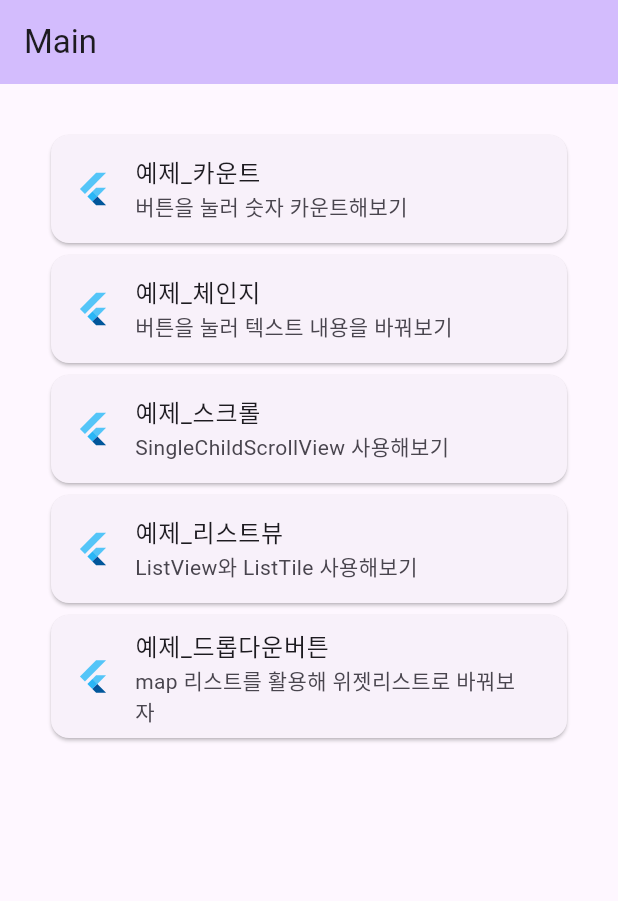
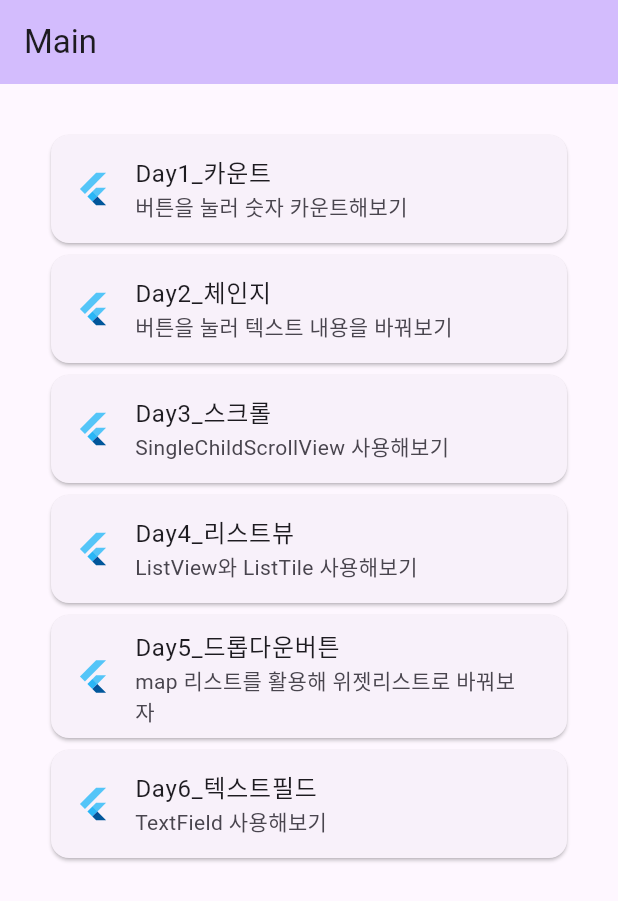
Before and after one commit to junselee42/flutter_study, a Flutter app: the screen it shows after launch, on a phone screen of 412 x 824 dp. Shown: the top 901 px of the screen. Run offline on Flutter 3.47's test engine with Material 2 defaults, Android fonts, the phone set to English and light mode, and no system bars.

Commit message:
update: updated ex05

```diff
--- a/lib/main.dart
+++ b/lib/main.dart
@@ -46,64 +46,78 @@ class _MyHomePageState extends State<MyHomePage> {
     const double height = 20;
     return Scaffold(
       appBar: AppBar(
-        backgroundColor: Theme.of(context).colorScheme.inversePrimary,
+        backgroundColor: Theme
+            .of(context)
+            .colorScheme
+            .inversePrimary,
         title: Text(widget.title),
       ),
       body: ListView(
-        padding: EdgeInsets.all(30),
+        padding: const EdgeInsets.all(30),
         children: [
           Card(
             child: ListTile(
-              leading: FlutterLogo(),
-              title: Text('예제_카운트'),
-              subtitle: Text('버튼을 눌러 숫자 카운트해보기'),
+              leading: const FlutterLogo(),
+              title: const Text('Day1_카운트'),
+              subtitle: const Text('버튼을 눌러 숫자 카운트해보기'),
               hoverColor: Colors.purple,
-              onTap: (){
+              onTap: () {
                 Navigator.of(context).pushNamed('/first');
               },
             ),
           ),
           Card(
             child: ListTile(
-              leading: FlutterLogo(),
-              title: Text('예제_체인지'),
-              subtitle: Text('버튼을 눌러 텍스트 내용을 바꿔보기'),
+              leading: const FlutterLogo(),
+              title: const Text('Day2_체인지'),
+              subtitle: const Text('버튼을 눌러 텍스트 내용을 바꿔보기'),
               hoverColor: Colors.purple,
-              onTap: (){
+              onTap: () {
                 Navigator.of(context).pushNamed('/second');
               },
             ),
           ),
           Card(
             child: ListTile(
-              leading: FlutterLogo(),
-              title: Text('예제_스크롤'),
-              subtitle: Text('SingleChildScrollView 사용해보기'),
+              leading: const FlutterLogo(),
+              title: const Text('Day3_스크롤'),
+              subtitle: const Text('SingleChildScrollView 사용해보기'),
               hoverColor: Colors.purple,
-              onTap: (){
+              onTap: () {
                 Navigator.of(context).pushNamed('/third');
               },
             ),
           ),
           Card(
             child: ListTile(
-              leading: FlutterLogo(),
-              title: Text('예제_리스트뷰'),
-              subtitle: Text('ListView와 ListTile 사용해보기'),
+              leading: const FlutterLogo(),
+              title: const Text('Day4_리스트뷰'),
+              subtitle: const Text('ListView와 ListTile 사용해보기'),
               hoverColor: Colors.purple,
-              onTap: (){
+              onTap: () {
                 Navigator.of(context).pushNamed('/fourth');
               },
             ),
           ),
           Card(
             child: ListTile(
-              leading: FlutterLogo(),
-              title: Text('예제_드롭다운버튼'),
-              subtitle: Text('map 리스트를 활용해 위젯리스트로 바꿔보자'),
+              leading: const FlutterLogo(),
+              title: const Text('Day5_드롭다운버튼'),
+              subtitle: const Text('map 리스트를 활용해 위젯리스트로 바꿔보자'),
               hoverColor: Colors.purple,
-              onTap: (){
+              onTap: () {
                 Navigator.of(context).pushNamed('/fifth');
+              },
+            ),
+          ),
+          Card(
+            child: ListTile(
+              leading: const FlutterLogo(),
+              title: const Text('Day6_텍스트필드'),
+              subtitle: const Text('TextField 사용해보기'),
+              hoverColor: Colors.purple,
+              onTap: () {
+                Navigator.of(context).pushNamed('/sixth');
               },
             ),
           )
--- a/lib/router/router.dart
+++ b/lib/router/router.dart
@@ -5,6 +5,7 @@ import 'package:flutter00/router/pages/two.dart';
 import 'package:flutter00/router/pages/three.dart';
 import 'package:flutter00/router/pages/four.dart';
 import 'package:flutter00/router/pages/five.dart';
+import 'package:flutter00/router/pages/six.dart';
 
 final routes = {
   '/': (BuildContext context) => const MyHomePage(title: "Main"),
@@ -13,4 +14,5 @@ final routes = {
   '/third': (BuildContext context) => const ThreePage(),
   '/fourth': (BuildContext context) => const FourPage(),
   '/fifth': (BuildContext context) => const FivePage(),
+  '/sixth': (BuildContext context) => const SixPage(),
 };
```
Also changed, not shown: lib/router/pages/six.dart (added, +30 -0 lines).
